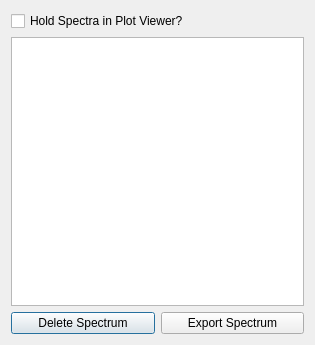
The window that Vespucci/GUI/Display/spectrumselectiondialog.ui (VespucciProject/Vespucci) describes before a commit, drawn with Qt 5.
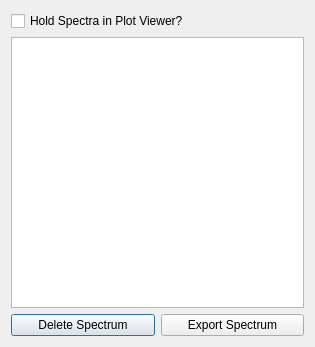
The same window after the commit.

```diff
--- a/Vespucci/GUI/Display/spectrumselectiondialog.ui
+++ b/Vespucci/GUI/Display/spectrumselectiondialog.ui
@@ -7,7 +7,7 @@
     <x>0</x>
     <y>0</y>
     <width>315</width>
-    <height>335</height>
+    <height>347</height>
    </rect>
   </property>
   <property name="windowTitle">
```
Left out of the diff: 4 changed lines with no effect on the pictures.
